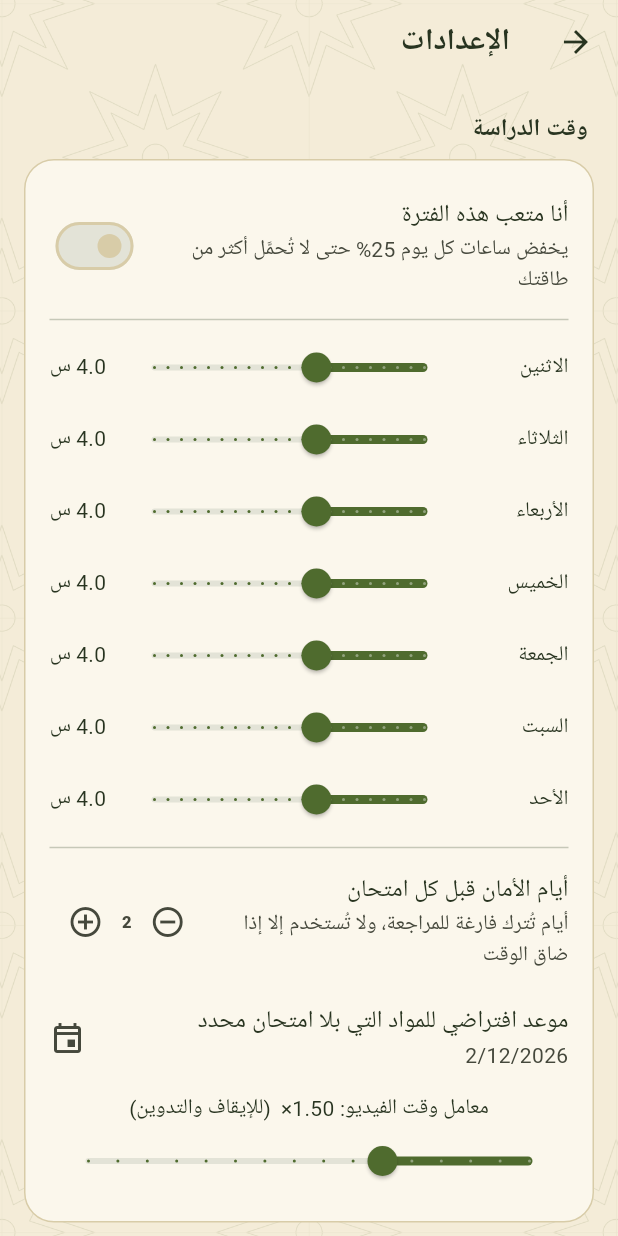
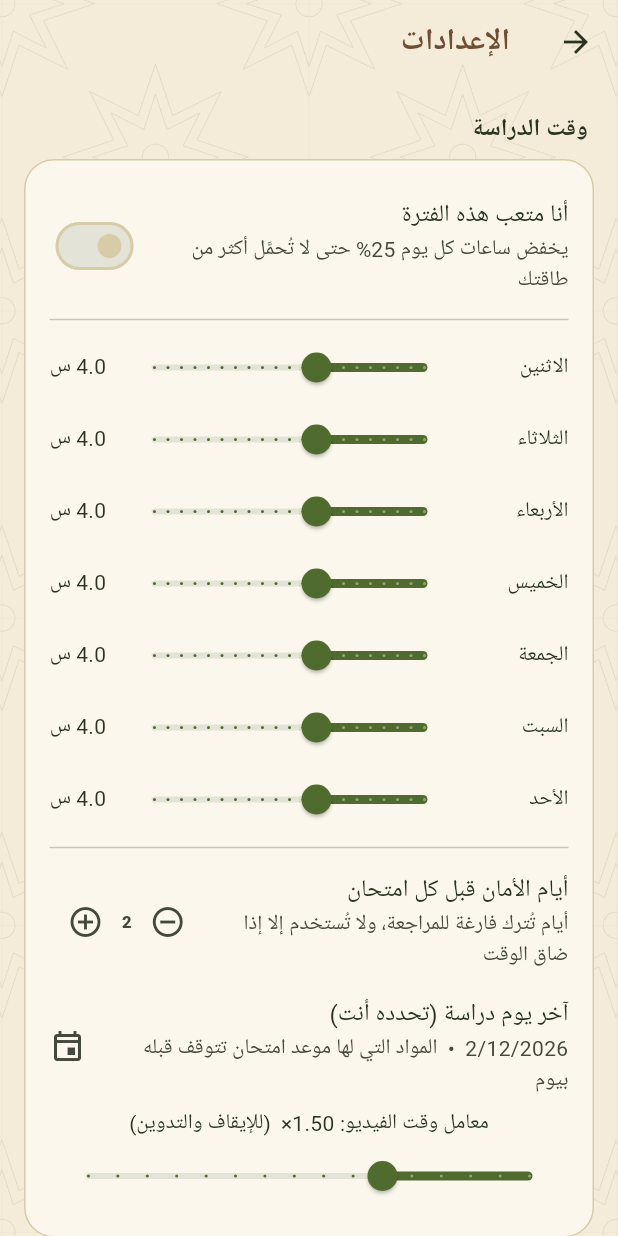
Before and after one commit to mo7amadramsey-ai/almurshid, a Flutter app: the screen it shows after launch, after a tap on the "tune" icon, on a phone screen of 412 x 824 dp. Run offline on Flutter 3.47's test engine with Material 3 defaults, Android fonts, the phone set to English and light mode, and no system bars; our stand-ins replace wakelock_plus, webview_flutter.

Commit message:
Brown added to palette; last study day chosen by user; Study Seal (custom duration up to 6h, no early exit, calls only)

```diff
--- a/lib/pages/settings_page.dart
+++ b/lib/pages/settings_page.dart
@@ -103,8 +103,8 @@ class _SettingsPageState extends State<SettingsPage> {
             ),
             ListTile(
               contentPadding: EdgeInsets.zero,
-              title: const Text('موعد افتراضي للمواد التي بلا امتحان محدد'),
-              subtitle: Text('${fmtDm(s.deadline)}/${s.deadline.year}'),
+              title: const Text('آخر يوم دراسة (تحدده أنت)'),
+              subtitle: Text('${fmtDm(s.deadline)}/${s.deadline.year}  •  المواد التي لها موعد امتحان تتوقف قبله بيوم'),
               trailing: const Icon(Icons.event_outlined),
               onTap: () async {
                 final d = await pickDate(context, s.deadline);
--- a/lib/pages/shell.dart
+++ b/lib/pages/shell.dart
@@ -57,7 +57,7 @@ class _ShellState extends State<Shell> {
       ]),
       bottomNavigationBar: NavigationBar(
         backgroundColor: kSurface,
-        indicatorColor: kSurface2,
+        indicatorColor: kBrownLight,
         selectedIndex: tab,
         onDestinationSelected: (i) => setState(() => tab = i),
         destinations: const [
--- a/lib/pages/today_page.dart
+++ b/lib/pages/today_page.dart
@@ -37,6 +37,26 @@ class TodayPage extends StatelessWidget {
     final now = dOnly(DateTime.now());
 
     return ListView(padding: const EdgeInsets.fromLTRB(16, 4, 16, 28), children: [
+      // ---- Study Seal: lock the phone for a time you choose (calls only)
+      Panel(
+        child: InkWell(
+          borderRadius: BorderRadius.circular(16),
+          onTap: () => Navigator.push(context, MaterialPageRoute(builder: (_) => const StrictPage())),
+          child: Row(children: const [
+            Icon(Icons.lock_clock, color: kBrown, size: 30),
+            SizedBox(width: 12),
+            Expanded(
+              child: Column(crossAxisAlignment: CrossAxisAlignment.start, children: [
+                Text('الختم الدراسي', style: TextStyle(fontSize: 16, fontWeight: FontWeight.w800)),
+                SizedBox(height: 2),
+                Text('اقفل هاتفك على الدراسة مدة تحددها، ولا يعمل إلا الاتصال', style: TextStyle(fontSize: 12.5, height: 1.4)),
+              ]),
+            ),
+            Icon(Icons.chevron_left),
+          ]),
+        ),
+      ),
+      const SizedBox(height: 12),
       // ---- overall status
       Panel(
         color: r.feasible ? null : const Color(0xFFF3E1D3),
--- a/lib/study_models.dart
+++ b/lib/study_models.dart
@@ -58,7 +58,7 @@ class ItemState {
 }
 
 class Settings {
-  DateTime deadline; // fallback exam date for courses without their own
+  DateTime deadline; // LAST STUDY DAY chosen by the user (for courses without an exam date)
   List<double> hours; // study hours per weekday, index = DateTime.weekday - 1 (Mon..Sun)
   int bufferDays; // safety days kept free before each exam
   double videoFactor; // video minutes x factor (pauses, notes)
--- a/lib/theme.dart
+++ b/lib/theme.dart
@@ -9,12 +9,16 @@ const kInk = Color(0xFF283420);     // deep green-black text
 const kForest = Color(0xFF4F6B2E);  // forest green accent
 const kOutline = Color(0xFFD8CCA8);
 const kGold = Color(0xFFD4B25E);
+const kBrown = Color(0xFFA67B5B);      // light brown (warm accent)
+const kBrownLight = Color(0xFFE3CDB1); // soft brown tint for selections / chips
+const kBrownDark = Color(0xFF6F4E33);  // deep brown for titles
 
 ThemeData buildTheme() {
   final scheme = ColorScheme.fromSeed(seedColor: kMoss, brightness: Brightness.light).copyWith(
     primary: kMoss,
     onPrimary: Colors.white,
     secondary: kForest,
+    tertiary: kBrown,
     onSecondary: Colors.white,
     surface: kSurface,
     onSurface: kInk,
@@ -25,14 +29,20 @@ ThemeData buildTheme() {
     useMaterial3: true,
     colorScheme: scheme,
     scaffoldBackgroundColor: Colors.transparent, // AppBackdrop paints the page
-    navigationBarTheme: const NavigationBarThemeData(indicatorColor: kSurface2),
+    navigationBarTheme: const NavigationBarThemeData(indicatorColor: kBrownLight),
+    chipTheme: ChipThemeData(
+      selectedColor: kBrownLight,
+      backgroundColor: kSurface,
+      side: const BorderSide(color: kOutline),
+      labelStyle: const TextStyle(color: kInk),
+    ),
     appBarTheme: const AppBarTheme(
       backgroundColor: Colors.transparent,
       foregroundColor: kInk,
       elevation: 0,
       scrolledUnderElevation: 0,
       centerTitle: false,
-      titleTextStyle: TextStyle(fontSize: 20, fontWeight: FontWeight.w700, color: kInk),
+      titleTextStyle: TextStyle(fontSize: 20, fontWeight: FontWeight.w700, color: kBrownDark),
     ),
     filledButtonTheme: FilledButtonThemeData(
       style: FilledButton.styleFrom(
```
Also changed, not shown: lib/pages/strict_page.dart (+41 -57 lines), lib/planner.dart (+8 -2 lines), 2 other files.
